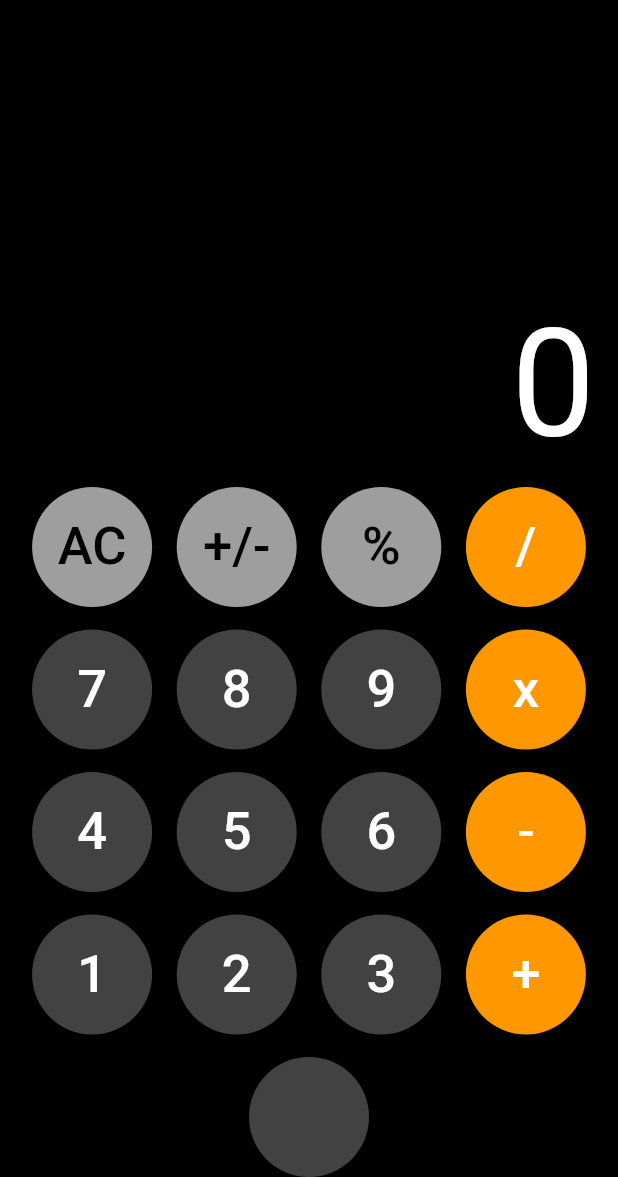
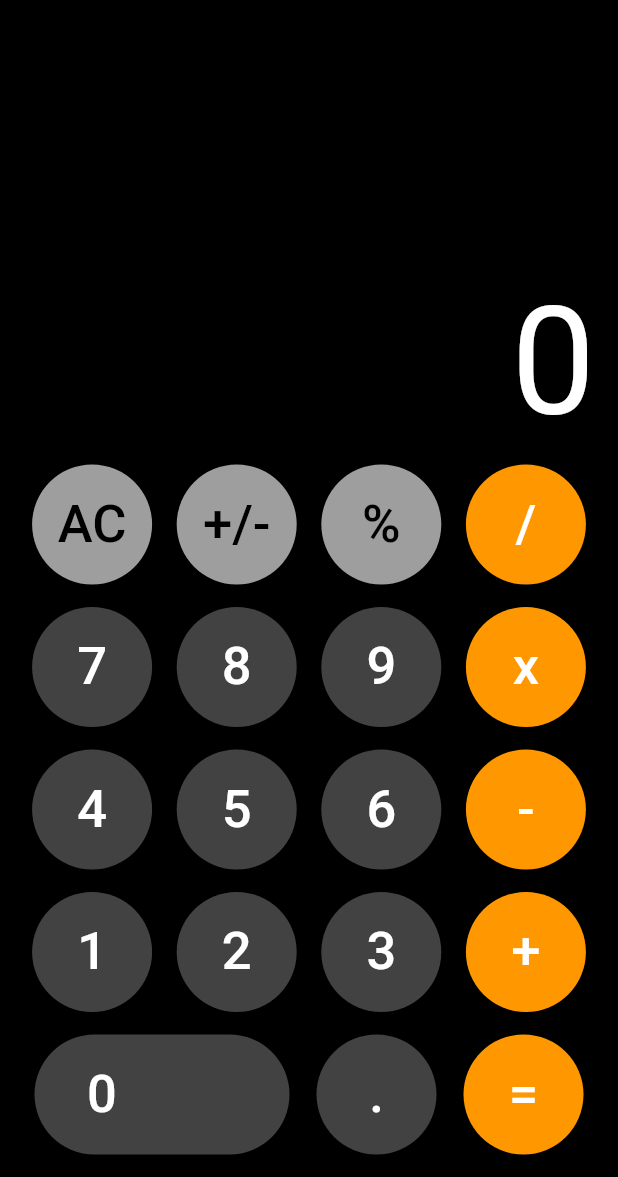
Before and after one commit to VeliKaanKonakl/Flutter_Calculator_App, a Flutter app: the screen it shows after launch, on a phone screen of 412 x 824 dp, the part 59-1236 px from its top. Run offline on Flutter 3.47's test engine with Material 2 defaults, Android fonts, the phone set to English and light mode, and no system bars.

Commit message:
Calculator UI 1.1

```diff
--- a/calculator_app_konakli/lib/main.dart
+++ b/calculator_app_konakli/lib/main.dart
@@ -117,18 +117,18 @@ class _CalculatorState extends State<Calculator>{
               mainAxisAlignment: MainAxisAlignment.spaceEvenly,
               children: [
                 SizedBox(
-                  width: 100,
+                  width: 170,
                   height: 80,
                   child: ElevatedButton(
                     onPressed: (){
                       //fonksiyon buton.
                     },
                     style: ElevatedButton.styleFrom(
-                      padding: EdgeInsets.fromLTRB(34, 20, 128, 20),
-                      shape: CircleBorder(),
+                      padding: EdgeInsets.only(right: 80),
+                      shape: StadiumBorder(),
                       backgroundColor: Colors.grey.shade800,
                     ),
-                    child: Text('0',
+                    child: Text("0",
                       style: TextStyle(
                         fontSize: 35,
                         color: Colors.white,
@@ -136,8 +136,11 @@ class _CalculatorState extends State<Calculator>{
                     ),
                   ),
                 ),
+                calcbutton('.', Colors.grey.shade800, Colors.white),
+                calcbutton('=', Colors.orange, Colors.white),
               ],
-            )
+            ),
+            SizedBox(height: 15,),
 
           ],
         ),
```
